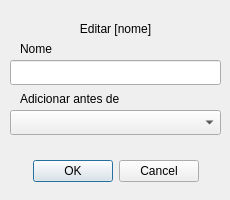
Old version of the form ui/categorias_edit.ui in the repository vazerick/controle_gastos.
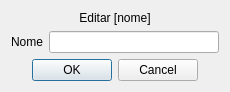
New version of the form.

Commit message: Remove o sistema de "ordem" das categorias

Patch:
```diff
--- a/ui/categorias_edit.ui
+++ b/ui/categorias_edit.ui
@@ -7,13 +7,13 @@
     <x>0</x>
     <y>0</y>
     <width>230</width>
-    <height>200</height>
+    <height>88</height>
    </rect>
   </property>
   <property name="minimumSize">
    <size>
-    <width>230</width>
-    <height>200</height>
+    <width>0</width>
+    <height>0</height>
    </size>
   </property>
   <property name="maximumSize">
@@ -28,61 +28,9 @@
   <property name="windowTitle">
    <string>Editar Categoria</string>
   </property>
-  <widget class="QLineEdit" name="inputNome">
-   <property name="geometry">
-    <rect>
-     <x>10</x>
-     <y>60</y>
-     <width>211</width>
-     <height>25</height>
-    </rect>
-   </property>
-  </widget>
-  <widget class="QLabel" name="labelNome">
-   <property name="geometry">
-    <rect>
-     <x>20</x>
-     <y>40</y>
-     <width>54</width>
-     <height>17</height>
-    </rect>
-   </property>
-   <property name="text">
-    <string>Nome</string>
-   </property>
-  </widget>
-  <widget class="QLabel" name="labelAntes">
-   <property name="geometry">
-    <rect>
-     <x>20</x>
-     <y>90</y>
-     <width>151</width>
-     <height>17</height>
-    </rect>
-   </property>
-   <property name="text">
-    <string>Adicionar antes de</string>
-   </property>
-  </widget>
-  <widget class="QComboBox" name="comboBox">
-   <property name="geometry">
-    <rect>
-     <x>10</x>
-     <y>110</y>
-     <width>211</width>
-     <height>25</height>
-    </rect>
-   </property>
-  </widget>
+  <layout class="QVBoxLayout" name="verticalLayout">
+   <item>
   <widget class="QLabel" name="labelTitulo">
-   <property name="geometry">
-    <rect>
-     <x>20</x>
-     <y>20</y>
-     <width>191</width>
-     <height>17</height>
-    </rect>
-   </property>
    <property name="text">
     <string>Editar [nome]</string>
    </property>
@@ -90,15 +38,23 @@
     <set>Qt::AlignCenter</set>
    </property>
   </widget>
+   </item>
+   <item>
+    <layout class="QHBoxLayout" name="horizontalLayout">
+     <item>
+      <widget class="QLabel" name="labelNome">
+       <property name="text">
+        <string>Nome</string>
+       </property>
+      </widget>
+     </item>
+     <item>
+      <widget class="QLineEdit" name="inputNome"/>
+     </item>
+    </layout>
+   </item>
+   <item>
   <widget class="QDialogButtonBox" name="buttonBox">
-   <property name="geometry">
-    <rect>
-     <x>0</x>
-     <y>160</y>
-     <width>231</width>
-     <height>23</height>
-    </rect>
-   </property>
    <property name="standardButtons">
     <set>QDialogButtonBox::Cancel|QDialogButtonBox::Ok</set>
    </property>
@@ -106,6 +62,8 @@
     <bool>true</bool>
    </property>
   </widget>
+   </item>
+  </layout>
  </widget>
  <includes>
   <include location="local">Qt::SubWindow</include>
```
Lines whose indentation alone changed are shown as unchanged. The commit also changes 10 other files.
